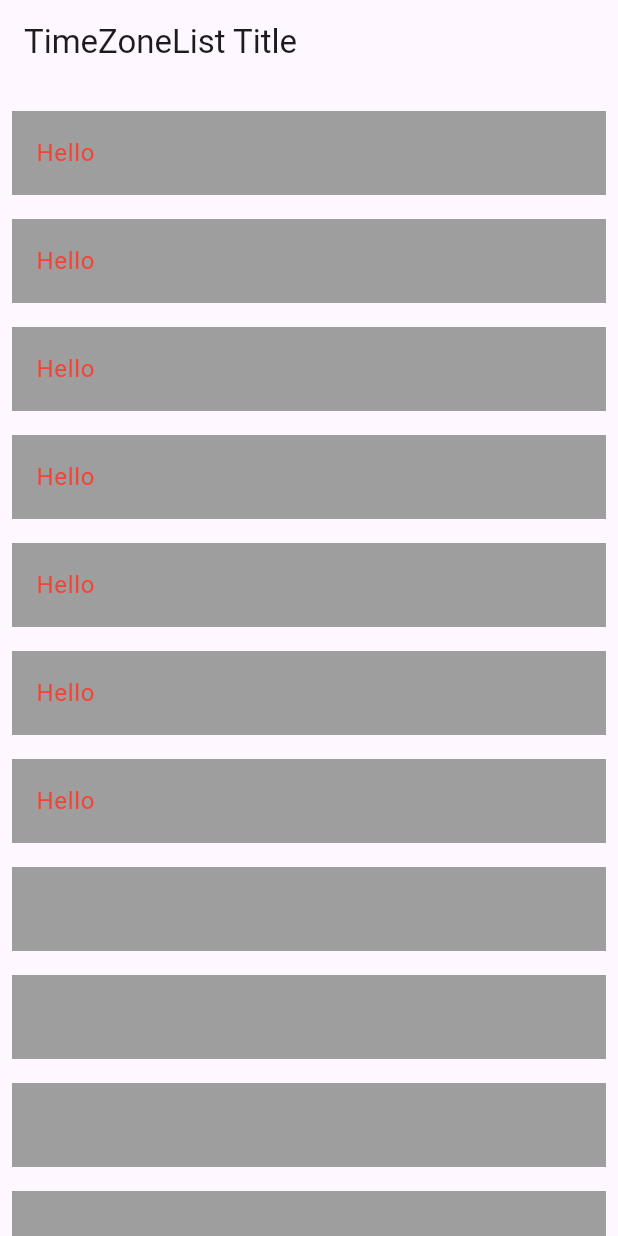
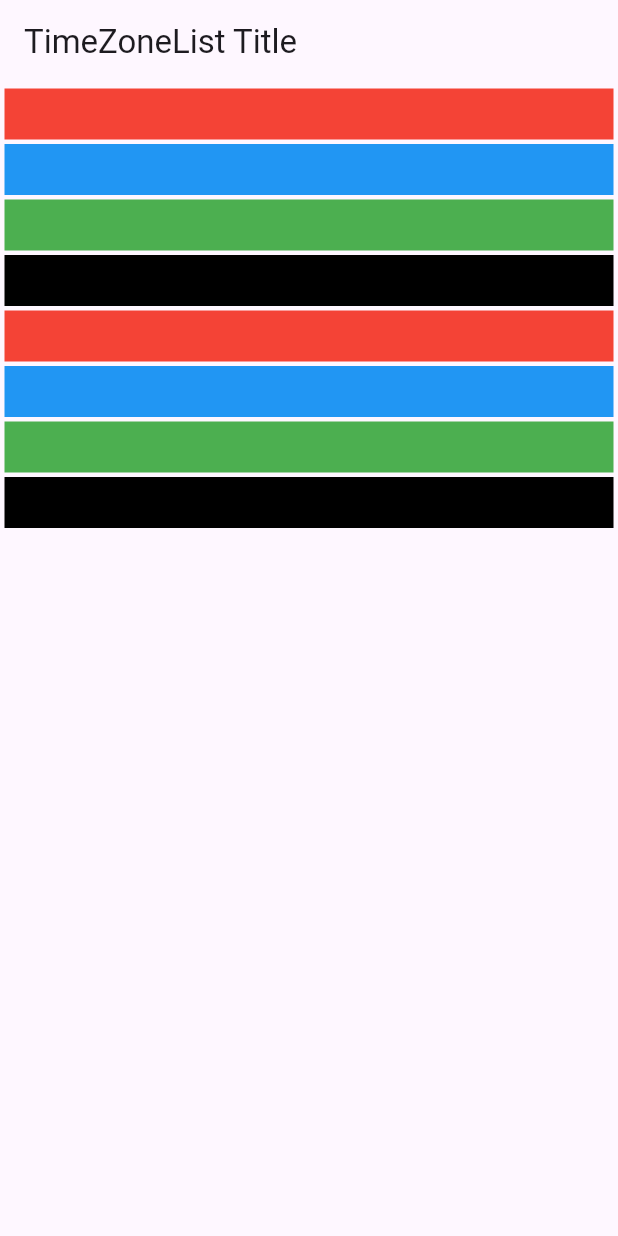
Before and after one commit to isshort/flutter_learn, a Flutter app: the screen it shows after launch, on a phone screen of 412 x 824 dp. Run offline on Flutter 3.47's test engine with Material 2 defaults, Android fonts, the phone set to English and light mode, and no system bars; our stand-ins replace bloc, connectivity_plus, equatable, flutter_bloc, get_it, go_router and 3 more; generated files the repository leaves out were written again.

Commit message:
custom  space column

```diff
--- a/flutter_learn/lib/src/time_zone/time_zone_list.dart
+++ b/flutter_learn/lib/src/time_zone/time_zone_list.dart
@@ -21,22 +21,54 @@ class _TimeZoneListState extends State<TimeZoneList> {
     return Scaffold(
       appBar: AppBar(title: const Text('TimeZoneList Title')),
       body: ColumnWithSpace(
-        space: 10,
+        space: 3,
         children: [
-          SizedBox(
-            height: 500,
-            child: ListView.builder(
-              itemCount: 20,
-              itemBuilder: (context, index) => const Padding(
-                padding: EdgeInsets.all(8.0),
-                child: ListTile(
-                  textColor: Colors.red,
-                  tileColor: Colors.grey,
-                  title: Text("Hello"),
-                ),
-              ),
-            ),
-          )
+          Container(
+            height: 34,
+            decoration: const BoxDecoration(color: Colors.red),
+          ),
+          Container(
+            height: 34,
+            decoration: const BoxDecoration(color: Colors.blue),
+          ),
+          Container(
+            height: 34,
+            decoration: const BoxDecoration(color: Colors.green),
+          ),
+          Container(
+            height: 34,
+            decoration: const BoxDecoration(color: Colors.black),
+          ),
+          Container(
+            height: 34,
+            decoration: const BoxDecoration(color: Colors.red),
+          ),
+          Container(
+            height: 34,
+            decoration: const BoxDecoration(color: Colors.blue),
+          ),
+          Container(
+            height: 34,
+            decoration: const BoxDecoration(color: Colors.green),
+          ),
+          Container(
+            height: 34,
+            decoration: const BoxDecoration(color: Colors.black),
+          ),
+          // SizedBox(
+          //   height: 500,
+          //   child: ListView.builder(
+          //     itemCount: 20,
+          //     itemBuilder: (context, index) => const Padding(
+          //       padding: EdgeInsets.all(8.0),
+          //       child: ListTile(
+          //         textColor: Colors.red,
+          //         tileColor: Colors.grey,
+          //         title: Text("Hello"),
+          //       ),
+          //     ),
+          //   ),
+          // )
         ],
       ),
     );
@@ -77,9 +109,7 @@ class ColumnWithSpace extends StatelessWidget {
       mainAxisAlignment: mainAxisAlignment ?? MainAxisAlignment.start,
       children: children
           .map((child) => Padding(
-                padding: EdgeInsets.only(
-                  top: space,
-                ),
+                padding: EdgeInsets.only(top: space, left: 3, right: 3),
                 child: child,
               ))
           .toList(),
```
